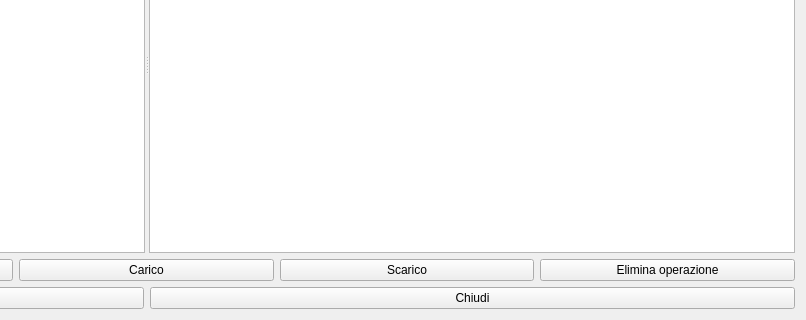
Before: the Qt Designer form ftcontainers_overview.ui in fblabs/CLTags, drawn with Qt 5; both pictures show x 513 to 1319 and y 165 to 485 of the 1319 by 485 pixel window.
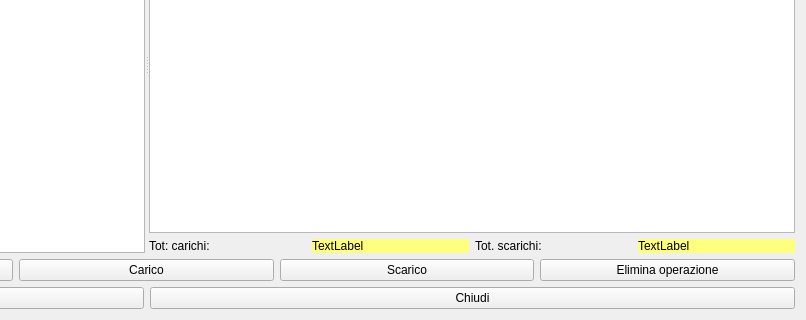
After: the same form once the commit is applied. Icons and pictures are not drawn.

Diff of the .ui file:
```diff
--- a/ftcontainers_overview.ui
+++ b/ftcontainers_overview.ui
@@ -16,7 +16,7 @@
   <property name="windowTitle">
    <string>Panoramica Vasi e Tappi</string>
   </property>
-  <layout class="QVBoxLayout" name="verticalLayout">
+  <layout class="QVBoxLayout" name="verticalLayout_3">
    <item>
     <layout class="QGridLayout" name="gridLayout">
      <item row="0" column="0">
@@ -152,6 +152,9 @@
        </item>
       </layout>
      </widget>
+     <widget class="QWidget" name="">
+      <layout class="QVBoxLayout" name="verticalLayout">
+       <item>
      <widget class="QTableView" name="tvDetails">
       <property name="editTriggers">
        <set>QAbstractItemView::NoEditTriggers</set>
@@ -171,6 +174,47 @@
       <attribute name="verticalHeaderVisible">
        <bool>false</bool>
       </attribute>
+        </widget>
+       </item>
+       <item>
+        <layout class="QGridLayout" name="gridLayout_2">
+         <item row="0" column="0">
+          <widget class="QLabel" name="label_4">
+           <property name="text">
+            <string>Tot: carichi:</string>
+           </property>
+          </widget>
+         </item>
+         <item row="0" column="1">
+          <widget class="QLabel" name="lbTot_load">
+           <property name="styleSheet">
+            <string notr="true">background-color: rgb(255, 255, 127);</string>
+           </property>
+           <property name="text">
+            <string>TextLabel</string>
+           </property>
+          </widget>
+         </item>
+         <item row="0" column="2">
+          <widget class="QLabel" name="label_6">
+           <property name="text">
+            <string>Tot. scarichi:</string>
+           </property>
+          </widget>
+         </item>
+         <item row="0" column="3">
+          <widget class="QLabel" name="lbTot_unload">
+           <property name="styleSheet">
+            <string notr="true">background-color: rgb(255, 255, 127);</string>
+           </property>
+           <property name="text">
+            <string>TextLabel</string>
+           </property>
+          </widget>
+         </item>
+        </layout>
+       </item>
+      </layout>
      </widget>
     </widget>
    </item>
```
Lines whose indentation alone changed are shown as unchanged.
